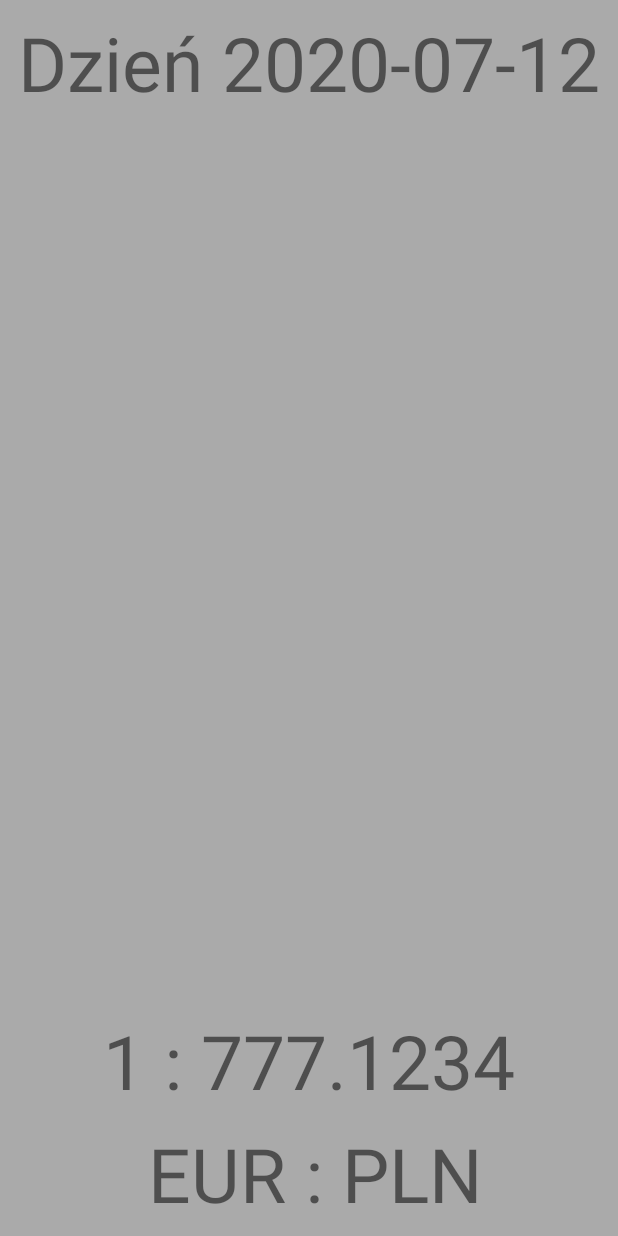
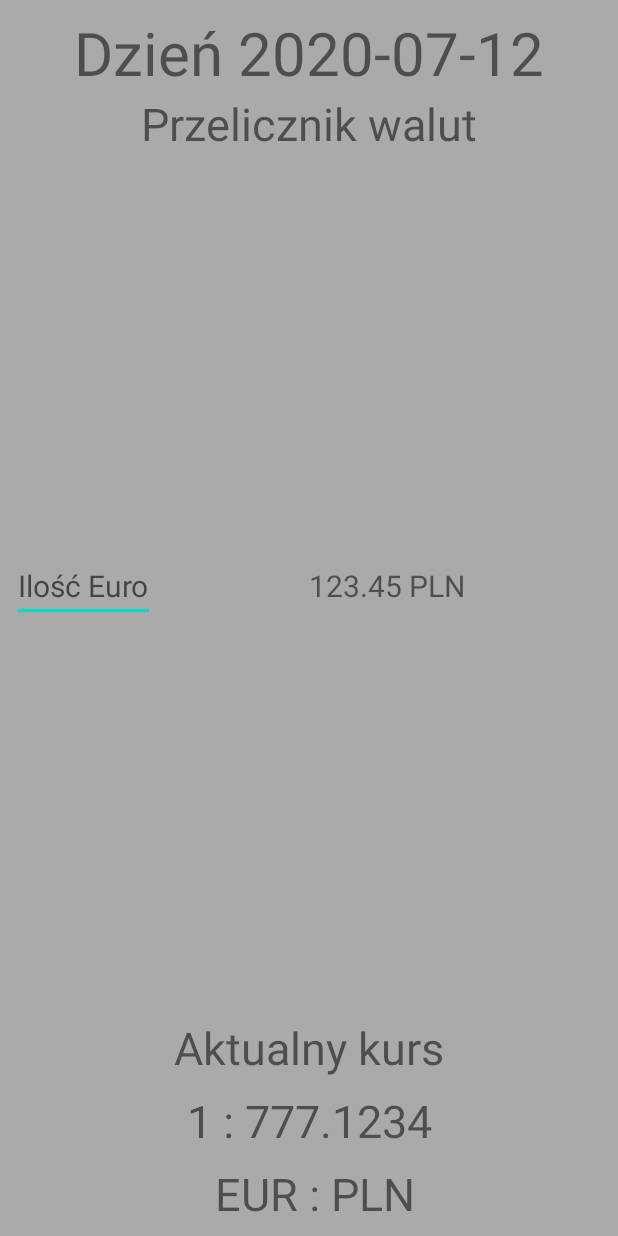
Before and after one commit to wsobocinski/FixerCurrency, an Android app: the layout fragment_currency.xml on its own in the app's theme, with its tools: preview values and no code run, on a phone screen of 412 x 824 dp. Run offline under Robolectric (Android 15) with nearby library versions, the phone set to English and light mode, and no system bars.

Commit message:
Added feature that count amount of exchanged currency using the rate and amount in euro from user.

```diff
--- a/app/src/main/java/com/example/fixercurrency/FixerItemAdapter.kt
+++ b/app/src/main/java/com/example/fixercurrency/FixerItemAdapter.kt
@@ -42,6 +42,6 @@ class CurrencyItemViewHolder(itemView: View) : RecyclerView.ViewHolder(itemView)
 
     fun bind(fixerProperty: Currency) {
         symbol.setText(fixerProperty.symbol)
-        exchangeValue.setText(fixerProperty.exchangeValue)
+        exchangeValue.setText(fixerProperty.exchangeRate)
     }
 }
--- a/app/src/main/java/com/example/fixercurrency/fragment/CurrencyFragment.kt
+++ b/app/src/main/java/com/example/fixercurrency/fragment/CurrencyFragment.kt
@@ -5,6 +5,7 @@ import androidx.fragment.app.Fragment
 import android.view.LayoutInflater
 import android.view.View
 import android.view.ViewGroup
+import androidx.core.widget.addTextChangedListener
 import androidx.lifecycle.ViewModelProvider
 import androidx.navigation.fragment.navArgs
 import com.example.fixercurrency.databinding.FragmentCurrencyBinding
@@ -14,14 +15,20 @@ import com.example.fixercurrency.viewmodel.CurrencyViewModelFactory
 
 class CurrencyFragment : Fragment() {
   private val args: CurrencyFragmentArgs by navArgs()
+    lateinit var currencyFragmentViewModel :  CurrencyFragmentViewModel
     override fun onCreateView(inflater: LayoutInflater, container: ViewGroup?,
         savedInstanceState: Bundle?): View? {
         val binding = FragmentCurrencyBinding.inflate(layoutInflater)
         binding.lifecycleOwner = this
         val currencyModel: Currency = args.selectedProperty
         val viewModelFactory = CurrencyViewModelFactory(currencyModel)
-        binding.viewModel = ViewModelProvider(
+        currencyFragmentViewModel = ViewModelProvider(
             this, viewModelFactory).get(CurrencyFragmentViewModel::class.java)
+        binding.viewModel = currencyFragmentViewModel
+        binding.exchangeAmount.addTextChangedListener{
+            currencyFragmentViewModel.countExchangeValue(it.toString())
+        }
         return binding.root
     }
+
 }
--- a/app/src/main/java/com/example/fixercurrency/fragment/MainFragment.kt
+++ b/app/src/main/java/com/example/fixercurrency/fragment/MainFragment.kt
@@ -49,7 +49,7 @@ class MainFragment : Fragment() {
         })
 
         mainFragmentViewModel.navigateToSelectedProperty.observe(viewLifecycleOwner, Observer {
-            if ( it != null && it.exchangeValue != "") {
+            if ( it != null && it.exchangeRate != "") {
                 val action = MainFragmentDirections.actionMainFragmentToCurrencyFragment(it)
                 findNavController(this).navigate(action)
                 mainFragmentViewModel.displayCurrencyViewComplete()
--- a/app/src/main/java/com/example/fixercurrency/model/Currency.kt
+++ b/app/src/main/java/com/example/fixercurrency/model/Currency.kt
@@ -6,6 +6,6 @@ import kotlinx.android.parcel.Parcelize
 @Parcelize
 class Currency(
     val symbol: String,
-    val exchangeValue: String,
+    val exchangeRate: String,
     val date: String
 ) : Parcelable
--- a/app/src/main/java/com/example/fixercurrency/viewmodel/CurrencyFragmentViewModel.kt
+++ b/app/src/main/java/com/example/fixercurrency/viewmodel/CurrencyFragmentViewModel.kt
@@ -6,8 +6,21 @@ import com.example.fixercurrency.model.Currency
 
 class CurrencyFragmentViewModel(currency: Currency):ViewModel() {
     val currentCurrency = MutableLiveData<Currency>()
+    val exChangeRate = MutableLiveData<String>()
 
     init {
         currentCurrency.value = currency
+        exChangeRate.value = ""
+    }
+    fun countExchangeValue(amount:String) {
+        var result = String()
+        if (amount == "") {
+            return
+        }
+                result = String.format(
+                    "%.2f",
+                    amount.toDouble() * currentCurrency.value?.exchangeRate!!.toDouble()
+                )
+        exChangeRate.value = result + " ${currentCurrency.value?.symbol}"
     }
 }
--- a/app/src/main/res/layout/fragment_currency.xml
+++ b/app/src/main/res/layout/fragment_currency.xml
@@ -22,7 +22,7 @@
             android:layout_height="wrap_content"
             android:layout_marginTop="8dp"
             android:text="@{`Dzień ` + viewModel.currentCurrency.date}"
-            android:textSize="50sp"
+            android:textSize="40sp"
             app:layout_constraintEnd_toEndOf="parent"
             app:layout_constraintStart_toStartOf="parent"
             app:layout_constraintTop_toTopOf="parent"
@@ -34,12 +34,27 @@
             android:layout_height="wrap_content"
             android:layout_marginStart="8dp"
             android:layout_marginBottom="8dp"
+            android:autoSizeTextType="uniform"
             android:text="@{`EUR : ` + viewModel.currentCurrency.symbol}"
-            android:textSize="50sp"
+            android:textSize="30sp"
+            android:gravity="center"
             app:layout_constraintBottom_toBottomOf="parent"
             app:layout_constraintEnd_toEndOf="parent"
             app:layout_constraintStart_toStartOf="parent"
             tools:text="@string/title_placeholder" />
+
+        <TextView
+            android:id="@+id/textView2"
+            android:layout_width="wrap_content"
+            android:layout_height="wrap_content"
+            android:layout_marginStart="8dp"
+            android:layout_marginEnd="8dp"
+            android:layout_marginBottom="8dp"
+            android:text="@string/current_exchange_rate"
+            android:textSize="30dp"
+            app:layout_constraintBottom_toTopOf="@+id/currency_value"
+            app:layout_constraintEnd_toEndOf="parent"
+            app:layout_constraintStart_toStartOf="parent" />
 
         <TextView
             android:id="@+id/currency_value"
@@ -48,12 +63,50 @@
             android:layout_marginStart="8dp"
             android:layout_marginEnd="8dp"
             android:layout_marginBottom="8dp"
-            android:text="@{`1 : ` + viewModel.currentCurrency.exchangeValue}"
-            android:textSize="50sp"
+            android:text="@{`1 : ` + viewModel.currentCurrency.exchangeRate}"
+            android:textSize="30sp"
             app:layout_constraintBottom_toTopOf="@+id/currency_symbol"
             app:layout_constraintEnd_toEndOf="parent"
             app:layout_constraintStart_toStartOf="parent"
             tools:text="@string/rate_placeholder" />
 
+        <com.google.android.material.textfield.TextInputEditText
+            android:id="@+id/exchange_amount"
+            android:layout_width="wrap_content"
+            android:layout_height="wrap_content"
+            android:layout_marginStart="8dp"
+            android:hint="@string/amount_euro"
+            android:inputType="numberDecimal"
+            android:maxWidth="250dp"
+            android:textSize="20sp"
+            android:maxLength="11"
+            app:layout_constraintBottom_toTopOf="@+id/textView2"
+            app:layout_constraintStart_toStartOf="parent"
+            app:layout_constraintTop_toBottomOf="@+id/textView3" />
+
+        <TextView
+            android:id="@+id/exchanged_value"
+            android:layout_width="wrap_content"
+            android:layout_height="wrap_content"
+            android:layout_marginStart="8dp"
+            android:layout_marginEnd="8dp"
+            android:text="@{` = ` + viewModel.exChangeRate}"
+            android:textSize="20sp"
+            android:maxWidth="250dp"
+            app:layout_constraintBaseline_toBaselineOf="@+id/exchange_amount"
+            app:layout_constraintEnd_toEndOf="parent"
+            app:layout_constraintStart_toEndOf="@+id/exchange_amount"
+            tools:text="123.45 PLN" />
+
+        <TextView
+            android:id="@+id/textView3"
+            android:layout_width="wrap_content"
+            android:layout_height="wrap_content"
+            android:text="@string/money_exchanger"
+            android:textSize="30sp"
+            app:layout_constraintEnd_toEndOf="parent"
+            app:layout_constraintStart_toStartOf="parent"
+            app:layout_constraintTop_toBottomOf="@+id/currency_date" />
+
     </androidx.constraintlayout.widget.ConstraintLayout>
 </layout>
--- a/app/src/main/res/values/strings.xml
+++ b/app/src/main/res/values/strings.xml
@@ -5,4 +5,7 @@
     <string name="rate_placeholder">1 : 777.1234</string>
     <string name="title_placeholder">EUR : PLN</string>
     <string name="date_placeholder">Dzień 2020-07-12</string>
+    <string name="current_exchange_rate">Aktualny kurs</string>
+    <string name="money_exchanger">Przelicznik walut</string>
+    <string name="amount_euro">Ilość Euro</string>
 </resources>
```
